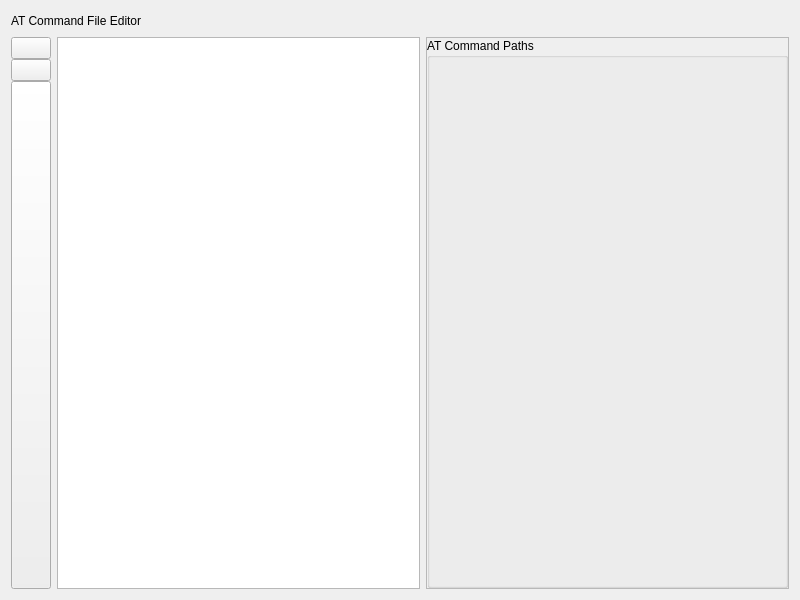
Old version of the form ui/pages/at_command_page.ui in the repository iFishin/SCOM-X.
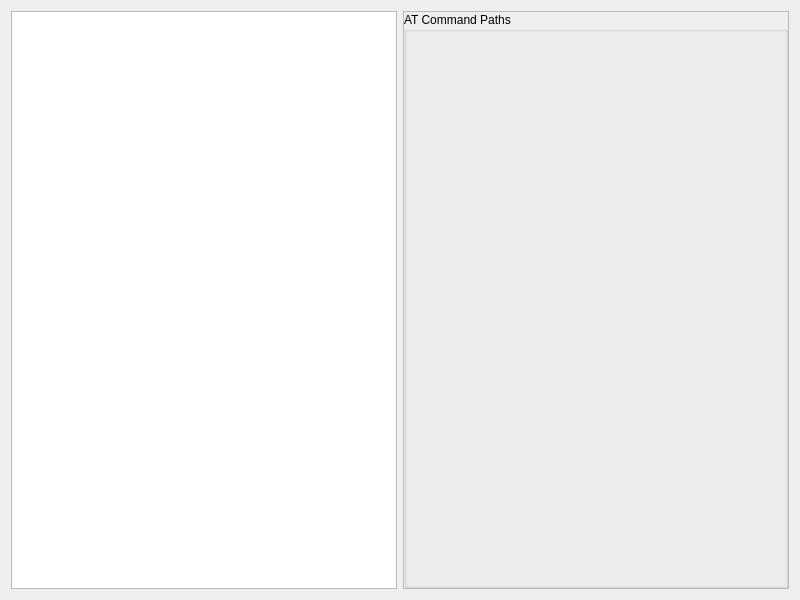
New version of the form.

Commit message: fix: Remove ATCommand page and related files

```diff
--- a/ui/pages/at_command_page.ui
+++ b/ui/pages/at_command_page.ui
@@ -14,144 +14,9 @@
    <string>AT Command Editor</string>
   </property>
   <layout class="QVBoxLayout" name="mainLayout">
-   <!-- 顶部标题栏 -->
-   <item>
-    <layout class="QHBoxLayout" name="headerLayout">
-     <item>
-      <widget class="QLabel" name="pageTitle">
-       <property name="text">
-        <string>AT Command File Editor</string>
-       </property>
-       <property name="objectName">
-        <string>page_title</string>
-       </property>
-       <property name="maximumWidth">
-        <number>300</number>
-       </property>
-       <property name="alignment">
-        <set>Qt::AlignVCenter|Qt::AlignLeft</set>
-       </property>
-      </widget>
-     </item>
-     <item>
-      <spacer name="headerSpacer">
-       <property name="orientation">
-        <enum>Qt::Horizontal</enum>
-       </property>
-       <property name="sizeHint" stdset="0">
-        <size>
-         <width>40</width>
-         <height>20</height>
-        </size>
-       </property>
-      </spacer>
-     </item>
-     <item>
-      <widget class="QLabel" name="fileStatusLabel">
-       <property name="text">
-        <string></string>
-       </property>
-       <property name="objectName">
-        <string>file_status_label</string>
-       </property>
-      </widget>
-     </item>
-    </layout>
-   </item>
    <!-- 主编辑区 -->
    <item>
     <layout class="QHBoxLayout" name="contentLayout">
-     <!-- 左侧按钮容器 -->
-     <item>
-      <widget class="QWidget" name="leftButtonsContainer">
-       <property name="maximumWidth">
-        <number>30</number>
-       </property>
-       <layout class="QVBoxLayout" name="leftButtonsLayout">
-        <property name="leftMargin">
-         <number>0</number>
-        </property>
-        <property name="topMargin">
-         <number>0</number>
-        </property>
-        <property name="rightMargin">
-         <number>0</number>
-        </property>
-        <property name="bottomMargin">
-         <number>0</number>
-        </property>
-        <property name="spacing">
-         <number>0</number>
-        </property>
-        <!-- 保存按钮 -->
-        <item>
-         <widget class="QPushButton" name="saveButton">
-          <property name="text">
-           <string></string>
-          </property>
-          <property name="objectName">
-           <string>icon_button</string>
-          </property>
-          <property name="fixedSize">
-           <size>
-            <width>30</width>
-            <height>30</height>
-           </size>
-          </property>
-          <property name="toolTip">
-           <string>Save AT command file (Ctrl+S)</string>
-          </property>
-         </widget>
-        </item>
-        <!-- 导入按钮 -->
-        <item>
-         <widget class="QPushButton" name="importButton">
-          <property name="text">
-           <string></string>
-          </property>
-          <property name="objectName">
-           <string>icon_button</string>
-          </property>
-          <property name="fixedSize">
-           <size>
-            <width>30</width>
-            <height>30</height>
-           </size>
-          </property>
-          <property name="toolTip">
-           <string>Import AT command file</string>
-          </property>
-         </widget>
-        </item>
-        <!-- 展开/收起按钮 -->
-        <item>
-         <widget class="QPushButton" name="expandButton">
-          <property name="text">
-           <string></string>
-          </property>
-          <property name="objectName">
-           <string>icon_button</string>
-          </property>
-          <property name="fixedSize">
-           <size>
-            <width>30</width>
-            <height>30</height>
-           </size>
-          </property>
-          <property name="toolTip">
-           <string>Toggle path panel</string>
-          </property>
-          <property name="sizePolicy">
-           <sizepolicy hsizetype="Fixed" vsizetype="Expanding">
-            <horstretch>0</horstretch>
-            <verstretch>1</verstretch>
-           </sizepolicy>
-          </property>
-         </widget>
-        </item>
-       </layout>
-      </widget>
-     </item>
      <!-- 中间编辑区 -->
      <item>
       <widget class="QTextEdit" name="commandTextEdit">
```
Left out of the diff: 3 changed lines with no effect on the pictures. The commit also changes 7 other files.
